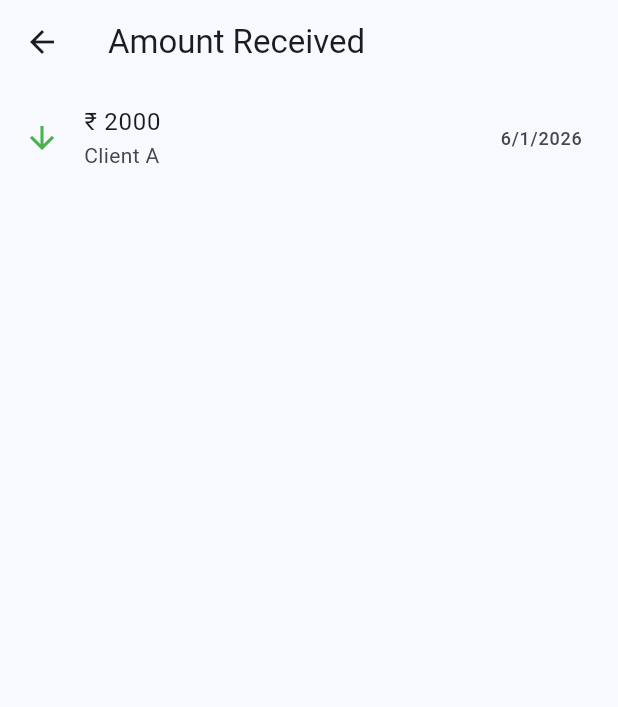
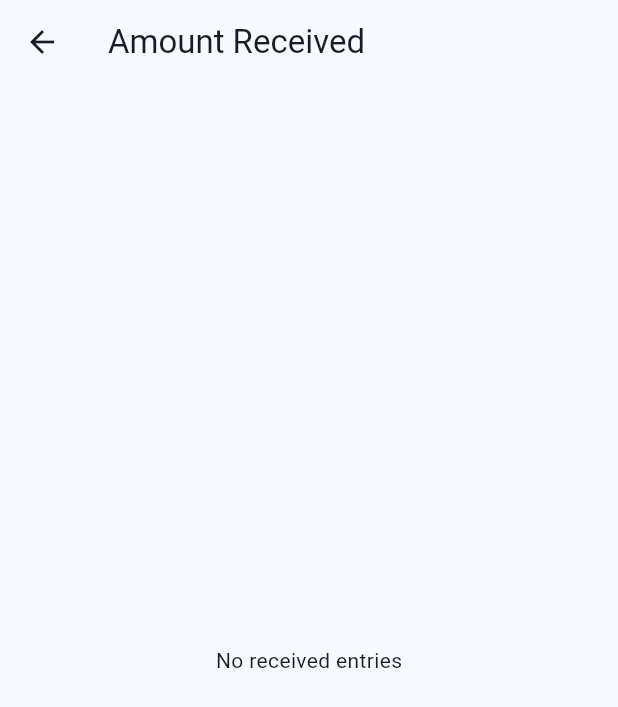
Before and after one commit to anandaraj46/Credit_card_ledger_app, a Flutter app: the screen it shows after launch, after a tap on "Amount Received", on a phone screen of 412 x 824 dp. Shown: the top 707 px of the screen. Run offline on Flutter 3.47's test engine with Material 3 defaults, Android fonts, the light colour scheme and no system bars; our stand-ins replace sqflite; accounts and stored records are empty.

Commit message:
database and final build

```diff
--- a/lib/data/dummy_entries.dart
+++ /dev/null
@@ -1,25 +0,0 @@
-import '../models/entry.dart';
-
-final dummyEntries = [
-  Entry(
-    type: EntryType.spent,
-    amount: 5000,
-    person: 'Client A',
-    date: DateTime.now(),
-    note: 'Hotel booking',
-  ),
-  Entry(
-    type: EntryType.spent,
-    amount: 3000,
-    person: 'Client B',
-    date: DateTime.now(),
-    note: 'Travel',
-  ),
-  Entry(
-    type: EntryType.received,
-    amount: 2000,
-    person: 'Client A',
-    date: DateTime.now(),
-    note: 'Partial payment',
-  ),
-];
--- /dev/null
+++ b/lib/database/ledger_database.dart
@@ -0,0 +1,134 @@
+import 'dart:io';
+import 'package:path/path.dart';
+import 'package:path_provider/path_provider.dart';
+import 'package:sqflite/sqflite.dart';
+import '../models/entry.dart';
+
+class LedgerDatabase {
+  static final LedgerDatabase instance = LedgerDatabase._init();
+  static Database? _database;
+
+  LedgerDatabase._init();
+
+  Future<Database> get database async {
+    if (_database != null) return _database!;
+    _database = await _initDB('ledger.db');
+    return _database!;
+  }
+
+  Future<Database> _initDB(String fileName) async {
+    final Directory dbDir = await getApplicationDocumentsDirectory();
+    final String path = join(dbDir.path, fileName);
+
+    return await openDatabase(
+      path,
+      version: 1,
+      onCreate: _createDB,
+    );
+  }
+
+  Future<void> _createDB(Database db, int version) async {
+    await db.execute('''
+      CREATE TABLE entries (
+        id INTEGER PRIMARY KEY AUTOINCREMENT,
+        type TEXT NOT NULL,
+        amount INTEGER NOT NULL,
+        person TEXT NOT NULL,
+        card TEXT,
+        note TEXT,
+        date INTEGER NOT NULL
+      )
+    ''');
+  }
+
+  // ---------------- INTERNAL MAPPER ----------------
+
+  Entry _mapRowToEntry(Map<String, Object?> row) {
+    return Entry(
+      type: row['type'] == 'spent'
+          ? EntryType.spent
+          : EntryType.received,
+      amount: row['amount'] as int,
+      person: row['person'] as String,
+      card: row['card'] as String?,
+      note: row['note'] as String?,
+      date: DateTime.fromMillisecondsSinceEpoch(row['date'] as int),
+    );
+  }
+
+  // ---------------- CRUD ----------------
+
+  Future<int> insertEntry(Entry entry) async {
+    final db = await instance.database;
+    return await db.insert('entries', {
+      'type': entry.type.name,
+      'amount': entry.amount,
+      'person': entry.person,
+      'card': entry.card,
+      'note': entry.note,
+      'date': entry.date.millisecondsSinceEpoch,
+    });
+  }
+
+  Future<void> insertMany(List<Entry> entries) async {
+    final db = await instance.database;
+    final batch = db.batch();
+
+    for (final e in entries) {
+      batch.insert('entries', {
+        'type': e.type.name,
+        'amount': e.amount,
+        'person': e.person,
+        'card': e.card,
+        'note': e.note,
+        'date': e.date.millisecondsSinceEpoch,
+      });
+    }
+
+    await batch.commit(noResult: true);
+  }
+
+  Future<List<Entry>> getAllEntries() async {
+    final db = await instance.database;
+    final result = await db.query('entries', orderBy: 'date DESC');
+    return result.map(_mapRowToEntry).toList();
+  }
+
+  // ---------------- UNDO SUPPORT QUERIES ----------------
+
+  Future<List<Entry>> getAllSpent() async {
+    final db = await instance.database;
+    final result = await db.query(
+      'entries',
+      where: 'type = ?',
+      whereArgs: ['spent'],
+    );
+    return result.map(_mapRowToEntry).toList();
+  }
+
+  Future<List<Entry>> getSpentByCard(String card) async {
+    final db = await instance.database;
+    final result = await db.query(
+      'entries',
+      where: 'type = ? AND card = ?',
+      whereArgs: ['spent', card],
+    );
+    return result.map(_mapRowToEntry).toList();
+  }
+
+  // ---------------- DELETE ----------------
+
+  Future<void> deleteAll() async {
+    final db = await instance.database;
+    await db.delete('entries');
+  }
+
+  Future<void> deleteByCard(String card) async {
+    final db = await instance.database;
+    await db.delete(
+      'entries',
+      where: 'type = ? AND card = ?',
+      whereArgs: ['spent', card],
+    );
+  }
+}
--- a/lib/screens/home_screen.dart
+++ b/lib/screens/home_screen.dart
@@ -3,9 +3,10 @@ import '../widgets/dashboard_tile.dart';
 import 'spent_screen.dart';
 import 'received_screen.dart';
 import 'pending_screen.dart';
-import '../data/dummy_entries.dart';
+import 'add_entry_screen.dart';
+import '../database/ledger_database.dart';
+import '../models/entry.dart';
 import '../utils/ledger_utils.dart';
-import 'add_entry_screen.dart';
 
 class HomeScreen extends StatefulWidget {
   const HomeScreen({super.key});
@@ -15,16 +16,25 @@ class HomeScreen extends StatefulWidget {
 }
 
 class _HomeScreenState extends State<HomeScreen> {
+  late Future<List<Entry>> _futureEntries;
+
+  @override
+  void initState() {
+    super.initState();
+    _load();
+  }
+
+  void _load() {
+    _futureEntries = LedgerDatabase.instance.getAllEntries();
+  }
+
   Future<void> _refresh() async {
-    setState(() {});
+    ScaffoldMessenger.of(context).clearSnackBars();
+    setState(_load);
   }
 
   @override
   Widget build(BuildContext context) {
-    final spent = totalSpent(dummyEntries);
-    final received = totalReceived(dummyEntries);
-    final pending = pendingAmount(dummyEntries);
-
     return Scaffold(
       appBar: AppBar(
         title: const Text('Ledger'),
@@ -35,14 +45,31 @@ class _HomeScreenState extends State<HomeScreen> {
             context,
             MaterialPageRoute(builder: (_) => const AddEntryScreen()),
           );
-          // Force refresh when coming back
-          setState(() {});
+          setState(_load);
         },
         child: const Icon(Icons.add),
       ),
       body: RefreshIndicator(
         onRefresh: _refresh,
-        child: SingleChildScrollView(
+        child: FutureBuilder<List<Entry>>(
+          future: _futureEntries,
+          builder: (context, snapshot) {
+            if (snapshot.connectionState == ConnectionState.waiting) {
+              return ListView(
+                children: [
+                  SizedBox(height: 200),
+                  Center(child: CircularProgressIndicator()),
+                ],
+              );
+            }
+
+            final entries = snapshot.data ?? [];
+
+            final spent = totalSpent(entries);
+            final received = totalReceived(entries);
+            final pending = pendingAmount(entries);
+
+            return SingleChildScrollView(
               physics: const AlwaysScrollableScrollPhysics(),
               child: Padding(
                 padding: const EdgeInsets.all(16),
@@ -60,7 +87,7 @@ class _HomeScreenState extends State<HomeScreen> {
                             builder: (context) => const SpentScreen(),
                           ),
                         );
-                    setState(() {});
+                        setState(_load);
                       },
                     ),
                     const SizedBox(height: 16),
@@ -76,7 +103,7 @@ class _HomeScreenState extends State<HomeScreen> {
                             builder: (context) => const ReceivedScreen(),
                           ),
                         );
-                    setState(() {});
+                        setState(_load);
                       },
                     ),
                     const SizedBox(height: 16),
@@ -92,12 +119,14 @@ class _HomeScreenState extends State<HomeScreen> {
                             builder: (context) => const PendingScreen(),
                           ),
                         );
-                    setState(() {});
+                        setState(_load);
                       },
                     ),
                   ],
                 ),
               ),
+            );
+          },
         ),
       ),
     );
--- a/lib/screens/received_screen.dart
+++ b/lib/screens/received_screen.dart
@@ -1,25 +1,51 @@
 import 'package:flutter/material.dart';
-import '../data/dummy_entries.dart';
 import '../models/entry.dart';
+import '../database/ledger_database.dart';
 
-class ReceivedScreen extends StatelessWidget {
+class ReceivedScreen extends StatefulWidget {
   const ReceivedScreen({super.key});
 
   @override
+  State<ReceivedScreen> createState() => _ReceivedScreenState();
+}
+
+class _ReceivedScreenState extends State<ReceivedScreen> {
+  late Future<List<Entry>> _futureEntries;
+
+  @override
+  void initState() {
+    super.initState();
+    _load();
+  }
+
+  void _load() {
+    _futureEntries = LedgerDatabase.instance.getAllEntries();
+  }
+
+  @override
   Widget build(BuildContext context) {
-    final receivedEntries = dummyEntries
-        .where((e) => e.type == EntryType.received)
-        .toList();
-
     return Scaffold(
       appBar: AppBar(
         title: const Text('Amount Received'),
       ),
-      body: receivedEntries.isEmpty
-          ? const Center(
-              child: Text('No received entries'),
-            )
-          : ListView.builder(
+      body: FutureBuilder<List<Entry>>(
+        future: _futureEntries,
+        builder: (context, snapshot) {
+          if (snapshot.connectionState == ConnectionState.waiting) {
+            return const Center(child: CircularProgressIndicator());
+          }
+
+          final allEntries = snapshot.data ?? [];
+
+          final receivedEntries = allEntries
+              .where((e) => e.type == EntryType.received)
+              .toList();
+
+          if (receivedEntries.isEmpty) {
+            return const Center(child: Text('No received entries'));
+          }
+
+          return ListView.builder(
             itemCount: receivedEntries.length,
             itemBuilder: (context, index) {
               final entry = receivedEntries[index];
@@ -35,6 +61,8 @@ class ReceivedScreen extends StatelessWidget {
                 ),
               );
             },
+          );
+        },
       ),
     );
   }
--- a/pubspec.yaml
+++ b/pubspec.yaml
@@ -28,6 +28,9 @@ environment:
 # the latest version available on pub.dev. To see which dependencies have newer
 # versions available, run `flutter pub outdated`.
 dependencies:
+  sqflite: ^2.3.0
+  path_provider: ^2.1.2
+
   flutter:
     sdk: flutter
 
```
Also changed, not shown: lib/screens/add_entry_screen.dart (+5 -5 lines), lib/screens/pending_screen.dart (+39 -10 lines), lib/screens/spent_screen.dart (+125 -79 lines), lib/utils/clear_utils.dart (deleted, +0 -21 lines), lib/utils/undo_buffer.dart (deleted, +0 -19 lines), pubspec.lock, 2 other files. Lines whose indentation alone changed are shown as unchanged.
